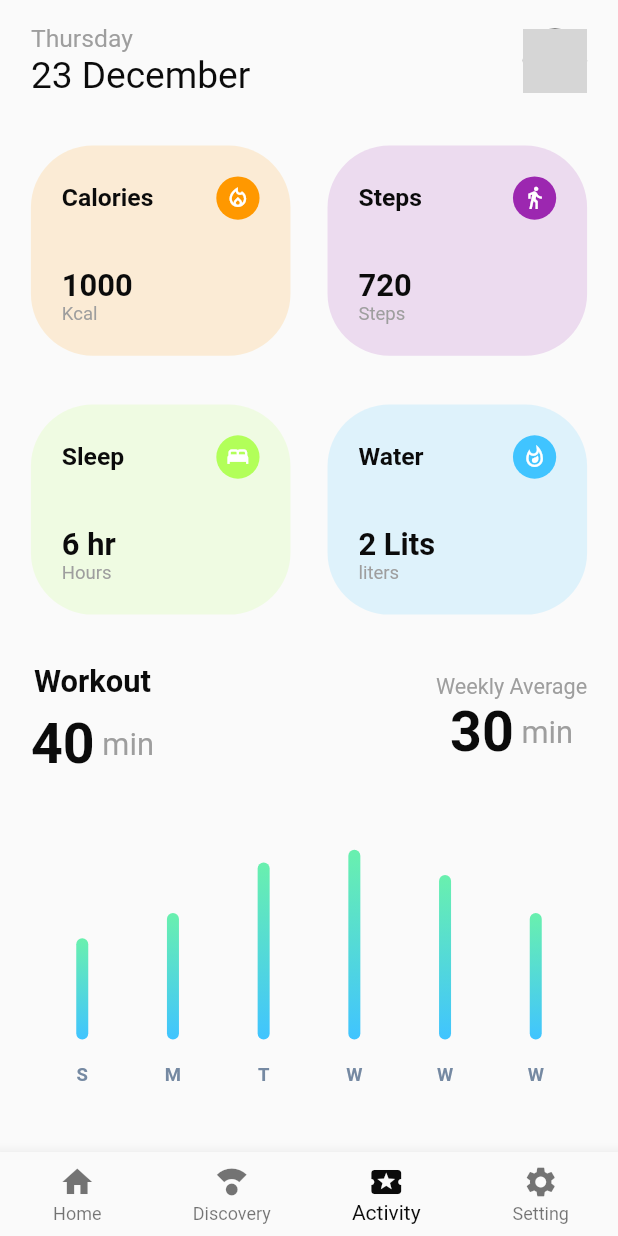
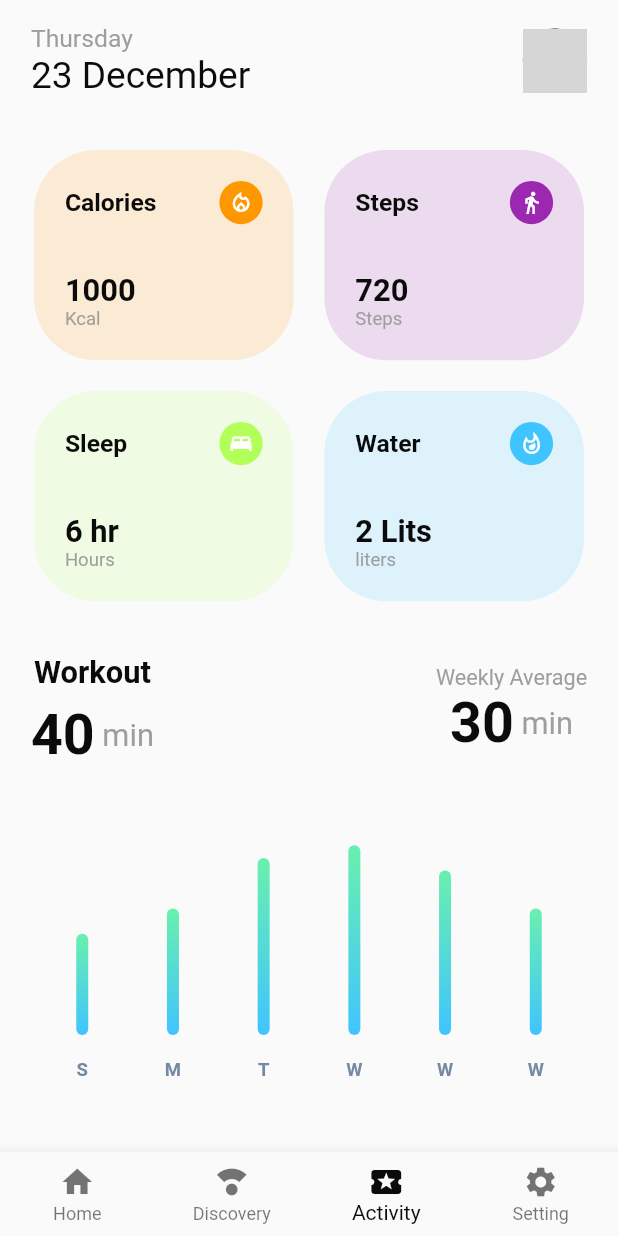
Before and after one commit to naqeeb9a/warehouse-gym, a Flutter app: the screen it shows after launch, swiped to page 3, on a phone screen of 412 x 824 dp. Run offline on Flutter 3.47's test engine with Material 2 defaults, Android fonts, the phone set to English and light mode, and no system bars; drawn by our look-alikes of fl_chart; network calls fail; grey boxes are pictures that could not be loaded.

Commit message:
Hassan ~ activity page modification

```diff
--- a/lib/screens/activity.dart
+++ b/lib/screens/activity.dart
@@ -24,8 +24,10 @@ class Activity extends StatelessWidget {
                 child: Column(
                   mainAxisAlignment: MainAxisAlignment.spaceEvenly,
                   children: [
-                    Row(
-                      mainAxisAlignment: MainAxisAlignment.spaceBetween,
+                    Wrap(
+                      alignment: WrapAlignment.spaceEvenly,
+                      spacing: dynamicWidth(context, .05),
+                      runSpacing: dynamicWidth(context, .05),
                       children: [
                         workoutBox(
                             context,
@@ -34,17 +36,30 @@ class Activity extends StatelessWidget {
                             "Kcal",
                             Icons.local_fire_department_outlined,
                             Colors.orange),
-                        workoutBox(context, "Steps", "720", "Steps",
-                            Icons.directions_walk_outlined, Colors.purple),
-                      ],
-                    ),
-                    Row(
-                      mainAxisAlignment: MainAxisAlignment.spaceBetween,
-                      children: [
-                        workoutBox(context, "Sleep", "6 hr", "Hours", Icons.bed,
-                            myGreen),
-                        workoutBox(context, "Water", "2 Lits", "liters",
-                            Icons.whatshot_outlined, myBlue),
+                        workoutBox(
+                          context,
+                          "Steps",
+                          "720",
+                          "Steps",
+                          Icons.directions_walk_outlined,
+                          Colors.purple,
+                        ),
+                        workoutBox(
+                          context,
+                          "Sleep",
+                          "6 hr",
+                          "Hours",
+                          Icons.bed,
+                          myGreen,
+                        ),
+                        workoutBox(
+                          context,
+                          "Water",
+                          "2 Lits",
+                          "liters",
+                          Icons.whatshot_outlined,
+                          myBlue,
+                        ),
                       ],
                     ),
                     Row(
@@ -135,6 +150,7 @@ class Activity extends StatelessWidget {
           },
         ),
       );
+
   FlTitlesData titlesData(context) {
     return FlTitlesData(
       show: true,
@@ -176,6 +192,7 @@ class Activity extends StatelessWidget {
   FlBorderData get borderData => FlBorderData(
         show: false,
       );
+
   List<BarChartGroupData> get barGroups => [
         BarChartGroupData(
           x: 0,
--- a/lib/widgets/essential_widgets.dart
+++ b/lib/widgets/essential_widgets.dart
@@ -90,7 +90,9 @@ Widget customProgress(context, progressDegrees, fadeInDuration) {
 
 Widget workoutBox(context, text1, text2, text3, icon, color) {
   return Container(
-    padding: EdgeInsets.all(dynamicWidth(context, 0.05)),
+    padding: EdgeInsets.all(
+      dynamicWidth(context, 0.05),
+    ),
     width: dynamicWidth(context, 0.42),
     height: dynamicHeight(context, 0.17),
     decoration: BoxDecoration(
```
Also changed, not shown: pubspec.lock.
